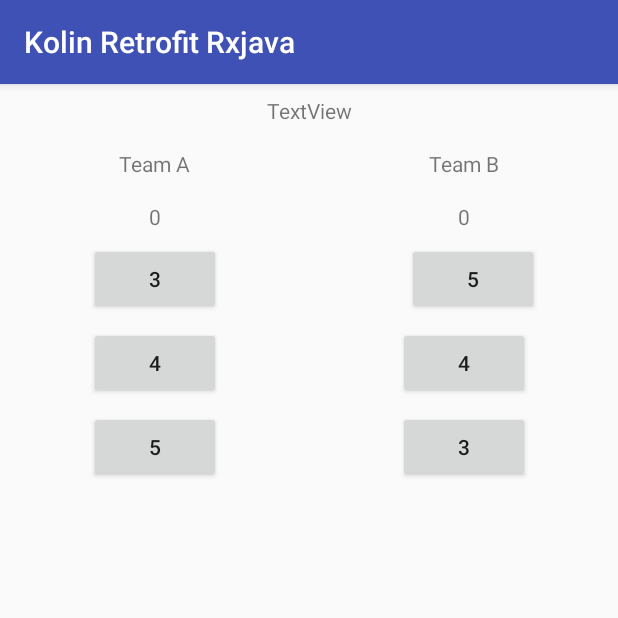
After one commit to CongBaDo/viblo_android_kotlin_example, an Android app: the CountNumberActivity screen opened directly, with no data from a screen before it, on a phone screen of 412 x 824 dp, the top half of it. The commit adds this screen. Run offline under Robolectric (Android 15) with nearby library versions, the phone set to English and light mode, and no system bars; network calls fail.

Commit message:
viewmodel example

```diff
--- a/app/build.gradle
+++ b/app/build.gradle
@@ -46,4 +46,7 @@ dependencies {
     compile 'com.squareup.retrofit2:converter-gson:2.1.0'
     // RxJava adapter for retrofit
     compile 'com.squareup.retrofit2:adapter-rxjava2:2.2.0'
+    // ViewModel and LiveData
+    implementation "android.arch.lifecycle:extensions:1.0.0"
+    annotationProcessor "android.arch.lifecycle:compiler:1.0.0"
 }
--- a/app/src/main/AndroidManifest.xml
+++ b/app/src/main/AndroidManifest.xml
@@ -14,6 +14,7 @@
                 <category android:name="android.intent.category.LAUNCHER"></category>
             </intent-filter>
         </activity>
+        <activity android:name=".features.CountNumber.CountNumberActivity"></activity>
 
     </application>
 
--- /dev/null
+++ b/app/src/main/java/com/example/framgiatongxuanan/viblo_kolin/features/CountNumber/CountNumberActivity.kt
@@ -0,0 +1,74 @@
+package com.example.framgiatongxuanan.viblo_kolin.features.CountNumber
+
+import android.arch.lifecycle.LifecycleOwner
+import android.arch.lifecycle.Observer
+import android.arch.lifecycle.ViewModelProviders
+import android.os.Bundle
+import android.support.v7.app.AppCompatActivity
+import android.util.Log
+import android.view.View
+import com.example.framgiatongxuanan.viblo_kolin.R
+import kotlinx.android.synthetic.main.count_number.*
+
+/**
+ * Created by FRAMGIA\tong.xuan.an on 15/01/2018.
+ */
+class CountNumberActivity : AppCompatActivity(), LifecycleOwner, View.OnClickListener {
+
+    private lateinit var mCountNumberViewModel: CountNumberViewModel
+    override fun onCreate(savedInstanceState: Bundle?) {
+        super.onCreate(savedInstanceState)
+        setContentView(R.layout.count_number)
+        initView()
+        mCountNumberViewModel = ViewModelProviders.of(this).get(CountNumberViewModel::class.java)
+        registerLiveDataListenner()
+    }
+
+    private fun initView() {
+        btnA3.setOnClickListener(this)
+        btnA4.setOnClickListener(this)
+        btnA5.setOnClickListener(this)
+        btnB3.setOnClickListener(this)
+        btnB4.setOnClickListener(this)
+        btnB5.setOnClickListener(this)
+    }
+
+    private fun registerLiveDataListenner() {
+        mCountNumberViewModel.getScoreTeamA().observe(this, Observer<Int> { integer ->
+            txtCountA.text = integer.toString()
+        })
+        mCountNumberViewModel.getScoreTeamB().observe(this, Observer<Int> { integer ->
+            txtCountB.text = integer.toString()
+        })
+    }
+
+    override fun onClick(p0: View?) {
+        when (p0?.id) {
+            R.id.btnA3 -> {
+                Log.e("mCountNumberViewModel", "btnClick")
+                mCountNumberViewModel.increaseScoreTeamA(3)
+
+            }
+            R.id.btnA4 -> {
+                mCountNumberViewModel.increaseScoreTeamA(4)
+
+            }
+            R.id.btnA5 -> {
+                mCountNumberViewModel.increaseScoreTeamA(5)
+
+            }
+            R.id.btnB3 -> {
+                mCountNumberViewModel.increaseScoreTeamB(3)
+
+            }
+            R.id.btnB4 -> {
+                mCountNumberViewModel.increaseScoreTeamB(4)
+
+            }
+            R.id.btnB5 -> {
+                mCountNumberViewModel.increaseScoreTeamB(5)
+
+            }
+        }
+    }
+}
--- /dev/null
+++ b/app/src/main/java/com/example/framgiatongxuanan/viblo_kolin/features/CountNumber/CountNumberViewModel.kt
@@ -0,0 +1,34 @@
+package com.example.framgiatongxuanan.viblo_kolin.features.CountNumber
+
+import android.app.Application
+import android.arch.lifecycle.AndroidViewModel
+import android.arch.lifecycle.MutableLiveData
+
+/**
+ * Created by FRAMGIA\tong.xuan.an on 15/01/2018.
+ */
+class CountNumberViewModel(application: Application) : AndroidViewModel(application) {
+    private val mScoreTeamA = MutableLiveData<Int>()
+    private val mScoreTeamB = MutableLiveData<Int>()
+
+    init {
+        mScoreTeamA.value = 0
+        mScoreTeamB.value = 0
+    }
+
+    fun increaseScoreTeamA(score: Int) {
+        mScoreTeamA.value = mScoreTeamA.value?.plus(score)
+    }
+
+    fun increaseScoreTeamB(score: Int) {
+        mScoreTeamB.value = mScoreTeamB.value?.plus(score)
+    }
+
+    fun getScoreTeamA(): MutableLiveData<Int> {
+        return mScoreTeamA
+    }
+
+    fun getScoreTeamB(): MutableLiveData<Int> {
+        return mScoreTeamB
+    }
+}
--- a/app/src/main/java/com/example/framgiatongxuanan/viblo_kolin/features/androidversion/ListAndroidVersionActivity.kt
+++ b/app/src/main/java/com/example/framgiatongxuanan/viblo_kolin/features/androidversion/ListAndroidVersionActivity.kt
@@ -1,5 +1,6 @@
 package com.example.framgiatongxuanan.viblo_kolin.features.androidversion
 
+import android.content.Intent
 import android.os.Bundle
 import android.support.v7.app.AppCompatActivity
 import android.support.v7.widget.LinearLayoutManager
@@ -10,6 +11,7 @@ import com.example.framgiatongxuanan.viblo_kolin.ApiService
 import com.example.framgiatongxuanan.viblo_kolin.R
 import com.example.framgiatongxuanan.viblo_kolin.adapter.AndroidVersionAdapter
 import com.example.framgiatongxuanan.viblo_kolin.data.local.AndroidVersion
+import com.example.framgiatongxuanan.viblo_kolin.features.CountNumber.CountNumberActivity
 import io.reactivex.android.schedulers.AndroidSchedulers
 import io.reactivex.schedulers.Schedulers
 import kotlinx.android.synthetic.main.activity_android_version.*
@@ -25,7 +27,9 @@ class ListAndroidVersionActivity : AppCompatActivity() {
         setContentView(R.layout.activity_android_version)
         initRecyclerView()
         requestAndroidVersion()
+        handlerBtnClick()
     }
+
     // khởi tao recyclerview
     private fun initRecyclerView() {
         rv_android_list.setHasFixedSize(true)
@@ -62,4 +66,11 @@ class ListAndroidVersionActivity : AppCompatActivity() {
         Log.e(TAG, "handlerErrorAndroidVersion: ${error.localizedMessage}")
         Toast.makeText(this, "Error ${error.localizedMessage}", Toast.LENGTH_SHORT).show()
     }
+
+    //btn click
+    fun handlerBtnClick() {
+        button.setOnClickListener {
+            startActivity(Intent(this, CountNumberActivity::class.java))
+        }
+    }
 }
--- a/app/src/main/res/layout/activity_android_version.xml
+++ b/app/src/main/res/layout/activity_android_version.xml
@@ -1,6 +1,7 @@
 <?xml version="1.0" encoding="utf-8"?>
 <android.support.constraint.ConstraintLayout xmlns:android="http://schemas.android.com/apk/res/android"
     xmlns:app="http://schemas.android.com/apk/res-auto"
+    xmlns:tools="http://schemas.android.com/tools"
     android:layout_width="match_parent"
     android:layout_height="match_parent"
     android:orientation="vertical">
@@ -8,9 +9,20 @@
     <android.support.v7.widget.RecyclerView
         android:id="@+id/rv_android_list"
         android:layout_width="match_parent"
-        android:layout_height="match_parent"
-        app:layout_constraintBottom_toBottomOf="parent"
+        android:layout_height="440dp"
         app:layout_constraintLeft_toLeftOf="parent"
         app:layout_constraintRight_toRightOf="parent"
         app:layout_constraintTop_toTopOf="parent" />
+
+    <Button
+        android:id="@+id/button"
+        android:layout_width="0dp"
+        android:layout_height="wrap_content"
+        android:layout_marginBottom="16dp"
+        android:layout_marginEnd="8dp"
+        android:layout_marginStart="8dp"
+        android:text="Button"
+        app:layout_constraintBottom_toBottomOf="parent"
+        app:layout_constraintEnd_toEndOf="parent"
+        app:layout_constraintStart_toStartOf="parent" />
 </android.support.constraint.ConstraintLayout>
--- /dev/null
+++ b/app/src/main/res/layout/count_number.xml
@@ -0,0 +1,149 @@
+<?xml version="1.0" encoding="utf-8"?>
+<android.support.constraint.ConstraintLayout xmlns:android="http://schemas.android.com/apk/res/android"
+    xmlns:app="http://schemas.android.com/apk/res-auto"
+    xmlns:tools="http://schemas.android.com/tools"
+    android:layout_width="match_parent"
+    android:layout_height="match_parent">
+
+    <Button
+        android:id="@+id/btnA5"
+        android:layout_width="wrap_content"
+        android:layout_height="wrap_content"
+        android:layout_marginEnd="8dp"
+        android:layout_marginStart="8dp"
+        android:layout_marginTop="8dp"
+        android:text="5"
+        app:layout_constraintEnd_toStartOf="@+id/guideline2"
+        app:layout_constraintStart_toStartOf="parent"
+        app:layout_constraintTop_toBottomOf="@+id/btnA4" />
+
+    <Button
+        android:id="@+id/btnA3"
+        android:layout_width="wrap_content"
+        android:layout_height="wrap_content"
+        android:layout_marginEnd="8dp"
+        android:layout_marginStart="8dp"
+        android:layout_marginTop="8dp"
+        android:text="3"
+        app:layout_constraintEnd_toStartOf="@+id/guideline2"
+        app:layout_constraintStart_toStartOf="parent"
+        app:layout_constraintTop_toBottomOf="@+id/txtCountA" />
+
+    <Button
+        android:id="@+id/btnA4"
+        android:layout_width="wrap_content"
+        android:layout_height="wrap_content"
+        android:layout_marginEnd="8dp"
+        android:layout_marginStart="8dp"
+        android:layout_marginTop="8dp"
+        android:text="4"
+        app:layout_constraintEnd_toStartOf="@+id/guideline2"
+        app:layout_constraintStart_toStartOf="parent"
+        app:layout_constraintTop_toBottomOf="@+id/btnA3" />
+
+    <TextView
+        android:id="@+id/textView2"
+        android:layout_width="wrap_content"
+        android:layout_height="wrap_content"
+        android:layout_marginEnd="8dp"
+        android:layout_marginStart="8dp"
+        android:layout_marginTop="8dp"
+        android:text="TextView"
+        app:layout_constraintEnd_toEndOf="parent"
+        app:layout_constraintStart_toStartOf="parent"
+        app:layout_constraintTop_toTopOf="parent" />
+
+    <android.support.constraint.Guideline
+        android:id="@+id/guideline2"
+        android:layout_width="wrap_content"
+        android:layout_height="wrap_content"
+        android:orientation="vertical"
+        app:layout_constraintGuide_percent="0.5" />
+
+    <TextView
+        android:id="@+id/textView3"
+        android:layout_width="wrap_content"
+        android:layout_height="wrap_content"
+        android:layout_marginEnd="8dp"
+        android:layout_marginStart="8dp"
+        android:layout_marginTop="16dp"
+        android:text="Team A"
+        app:layout_constraintEnd_toStartOf="@+id/guideline2"
+        app:layout_constraintStart_toStartOf="parent"
+        app:layout_constraintTop_toBottomOf="@+id/textView2" />
+
+    <TextView
+        android:id="@+id/textView4"
+        android:layout_width="wrap_content"
+        android:layout_height="wrap_content"
+        android:layout_marginEnd="8dp"
+        android:layout_marginStart="8dp"
+        android:layout_marginTop="16dp"
+        android:text="Team B"
+        app:layout_constraintEnd_toEndOf="parent"
+        app:layout_constraintStart_toStartOf="@+id/guideline2"
+        app:layout_constraintTop_toBottomOf="@+id/textView2" />
+
+    <TextView
+        android:id="@+id/txtCountA"
+        android:layout_width="wrap_content"
+        android:layout_height="wrap_content"
+        android:layout_marginEnd="8dp"
+        android:layout_marginStart="8dp"
+        android:layout_marginTop="16dp"
+        android:text="0"
+        app:layout_constraintEnd_toStartOf="@+id/guideline2"
+        app:layout_constraintStart_toStartOf="parent"
+        app:layout_constraintTop_toBottomOf="@+id/textView3" />
+
+    <TextView
+        android:id="@+id/txtCountB"
+        android:layout_width="wrap_content"
+        android:layout_height="wrap_content"
+        android:layout_marginEnd="8dp"
+        android:layout_marginStart="8dp"
+        android:layout_marginTop="16dp"
+        android:text="0"
+        app:layout_constraintEnd_toEndOf="parent"
+        app:layout_constraintStart_toStartOf="@+id/guideline2"
+        app:layout_constraintTop_toBottomOf="@+id/textView4" />
+
+    <Button
+        android:id="@+id/btnB3"
+        android:layout_width="wrap_content"
+        android:layout_height="wrap_content"
+        android:layout_marginEnd="8dp"
+        android:layout_marginStart="8dp"
+        android:layout_marginTop="8dp"
+        android:text="3"
+        app:layout_constraintEnd_toEndOf="parent"
+        app:layout_constraintStart_toStartOf="@+id/guideline2"
+        app:layout_constraintTop_toBottomOf="@+id/btnB4" />
+
+    <Button
+        android:id="@+id/btnB4"
+        android:layout_width="wrap_content"
+        android:layout_height="wrap_content"
+        android:layout_marginEnd="8dp"
+        android:layout_marginStart="8dp"
+        android:layout_marginTop="8dp"
+        android:text="4"
+        app:layout_constraintEnd_toEndOf="parent"
+        app:layout_constraintStart_toStartOf="@+id/guideline2"
+        app:layout_constraintTop_toBottomOf="@+id/btnB5" />
+
+    <Button
+        android:id="@+id/btnB5"
+        android:layout_width="wrap_content"
+        android:layout_height="wrap_content"
+        android:layout_marginEnd="16dp"
+        android:layout_marginStart="8dp"
+        android:layout_marginTop="8dp"
+        android:text="5"
+        app:layout_constraintEnd_toEndOf="parent"
+        app:layout_constraintHorizontal_bias="0.612"
+        app:layout_constraintStart_toStartOf="@+id/guideline2"
+        app:layout_constraintTop_toBottomOf="@+id/txtCountB" />
+
+
+</android.support.constraint.ConstraintLayout>
```
Also changed, not shown: 4 other files.
